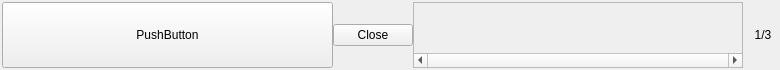
The window that ui/newhabit.ui (leocondamine/hTracker) describes before a commit, drawn with Qt 5.
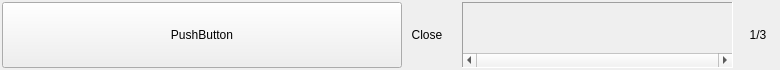
The same window after the commit.

Commit message: Ajouter bouton up to date + icons

What changed in the file:
```diff
--- a/ui/newhabit.ui
+++ b/ui/newhabit.ui
@@ -52,11 +52,26 @@
      <property name="horizontalSpacing">
       <number>0</number>
      </property>
-     <item row="1" column="2">
+     <item row="1" column="4">
       <widget class="QScrollArea" name="scrollArea">
+       <property name="sizePolicy">
+        <sizepolicy hsizetype="Expanding" vsizetype="Expanding">
+         <horstretch>0</horstretch>
+         <verstretch>0</verstretch>
+        </sizepolicy>
+       </property>
        <property name="focusPolicy">
         <enum>Qt::WheelFocus</enum>
        </property>
+       <property name="frameShape">
+        <enum>QFrame::Panel</enum>
+       </property>
+       <property name="frameShadow">
+        <enum>QFrame::Sunken</enum>
+       </property>
+       <property name="lineWidth">
+        <number>1</number>
+       </property>
        <property name="verticalScrollBarPolicy">
         <enum>Qt::ScrollBarAlwaysOff</enum>
        </property>
@@ -77,7 +92,7 @@
          <rect>
           <x>0</x>
           <y>0</y>
-          <width>330</width>
+          <width>267</width>
           <height>45</height>
          </rect>
         </property>
@@ -111,36 +126,106 @@
      <item row="1" column="0">
       <widget class="QPushButton" name="habitLabel">
        <property name="sizePolicy">
-        <sizepolicy hsizetype="Expanding" vsizetype="Expanding">
+        <sizepolicy hsizetype="Fixed" vsizetype="Expanding">
          <horstretch>0</horstretch>
          <verstretch>0</verstretch>
         </sizepolicy>
        </property>
+       <property name="minimumSize">
+        <size>
+         <width>400</width>
+         <height>0</height>
+        </size>
+       </property>
+       <property name="maximumSize">
+        <size>
+         <width>400</width>
+         <height>16777215</height>
+        </size>
+       </property>
        <property name="text">
         <string>PushButton</string>
        </property>
       </widget>
      </item>
-     <item row="1" column="1">
+     <item row="1" column="2">
       <widget class="QPushButton" name="closeButton">
+       <property name="sizePolicy">
+        <sizepolicy hsizetype="Expanding" vsizetype="Expanding">
+         <horstretch>0</horstretch>
+         <verstretch>0</verstretch>
+        </sizepolicy>
+       </property>
+       <property name="minimumSize">
+        <size>
+         <width>40</width>
+         <height>40</height>
+        </size>
+       </property>
+       <property name="maximumSize">
+        <size>
+         <width>40</width>
+         <height>40</height>
+        </size>
+       </property>
+       <property name="styleSheet">
+        <string notr="true">QPushButton {
+backgroud-color: white;
+border: 1px;
+border-radius: 7px;
+}
+</string>
+       </property>
        <property name="text">
         <string>Close</string>
        </property>
       </widget>
      </item>
+     <item row="1" column="3">
+      <spacer name="horizontalSpacer">
+       <property name="orientation">
+        <enum>Qt::Horizontal</enum>
+       </property>
+       <property name="sizeType">
+        <enum>QSizePolicy::Fixed</enum>
+       </property>
+       <property name="sizeHint" stdset="0">
+        <size>
+         <width>15</width>
+         <height>20</height>
+        </size>
+       </property>
+      </spacer>
+     </item>
+     <item row="1" column="1">
+      <spacer name="horizontalSpacer_2">
+       <property name="orientation">
+        <enum>Qt::Horizontal</enum>
+       </property>
+       <property name="sizeType">
+        <enum>QSizePolicy::Fixed</enum>
+       </property>
+       <property name="sizeHint" stdset="0">
+        <size>
+         <width>5</width>
+         <height>20</height>
+        </size>
+       </property>
+      </spacer>
+     </item>
     </layout>
    </item>
    <item>
     <widget class="QLabel" name="trackNumberLabel">
      <property name="minimumSize">
       <size>
-       <width>30</width>
+       <width>40</width>
        <height>0</height>
       </size>
      </property>
      <property name="maximumSize">
       <size>
-       <width>30</width>
+       <width>40</width>
        <height>16777215</height>
       </size>
      </property>
```
The commit also changes 7 other files.
